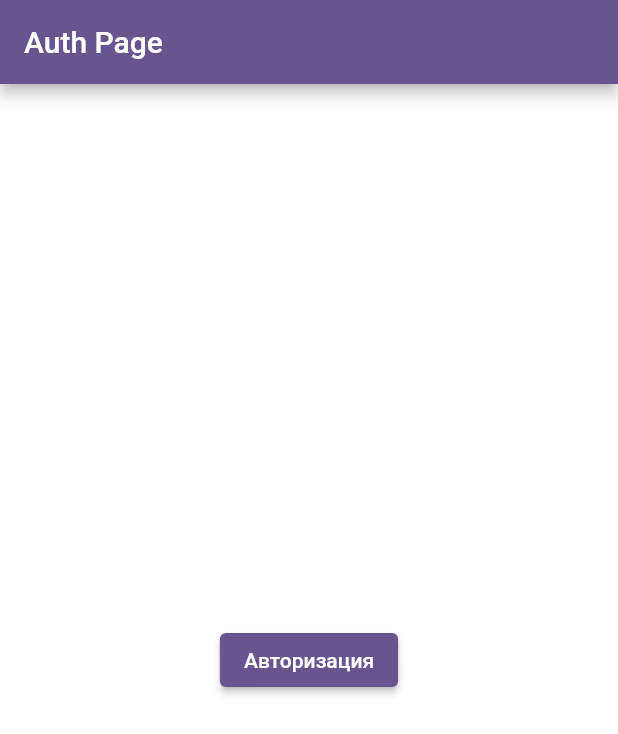
After one commit to ShokoTeam/hakaton_mobile, a Flutter app: the screen it shows after launch, on a phone screen of 412 x 824 dp. The commit adds this screen. Shown: the top 734 px of the screen. Run offline on Flutter 3.47's test engine with Material 3 defaults, Android fonts, the phone set to English and light mode, and no system bars; our stand-ins replace dio, flutter_bloc, freezed_annotation; missing offline and left inert: ansicolor; accounts and stored records are empty.

Commit message:
third commit

```diff
--- a/lib/core/constants/colors.dart
+++ b/lib/core/constants/colors.dart
@@ -1,9 +1,6 @@
 import 'package:flutter/material.dart';
 
-const colors = AppColors();
-
-class AppColors {
-  const AppColors();
-
-  final Color red = Colors.red;
+abstract class UIColors {
+  static const main = Color.fromRGBO(243, 243, 243, 1);
+  static const background = Color.fromRGBO(255, 255, 255, 1);
 }
--- a/lib/core/constants/constants.dart
+++ b/lib/core/constants/constants.dart
@@ -1 +1,4 @@
 export 'colors.dart';
+export 'paddings.dart';
+export 'routes.dart';
+export 'styles.dart';
--- /dev/null
+++ b/lib/core/constants/paddings.dart
@@ -0,0 +1,3 @@
+abstract class Paddings {
+  static const double based = 24;
+}
--- a/lib/data/models/project.dart
+++ b/lib/data/models/project.dart
@@ -1,6 +1,7 @@
 // ignore_for_file: invalid_annotation_target
 
 import 'package:freezed_annotation/freezed_annotation.dart';
+import 'package:hakaton_teamspace/data/models/team.dart';
 
 part 'project.freezed.dart';
 part 'project.g.dart';
@@ -10,7 +11,7 @@ class Project with _$Project {
   const factory Project({
     required String uid,
     required String name,
-    @JsonKey(name: 'team_uid') required String teamUid,
+    required Team team,
     @JsonKey(name: 'consumer_uid') required String? consumerUid,
     @JsonKey(name: 'inspector_uid') required String? inspectorUid,
     @JsonKey(name: 'created_at') required String createdAt,
--- a/lib/data/models/team.dart
+++ b/lib/data/models/team.dart
@@ -1,3 +1,5 @@
+// ignore_for_file: invalid_annotation_target
+
 import 'package:freezed_annotation/freezed_annotation.dart';
 
 part 'team.freezed.dart';
@@ -8,6 +10,7 @@ class Team with _$Team {
   const factory Team({
     required String uid,
     required String name,
+    @JsonKey(name: 'created_at') required DateTime createdAt,
   }) = _Team;
 
   factory Team.fromJson(Map<String, dynamic> json) => _$TeamFromJson(json);
--- a/lib/modules/auth/auth_page.dart
+++ b/lib/modules/auth/auth_page.dart
@@ -2,6 +2,7 @@ import 'package:flutter/material.dart';
 import 'package:flutter_bloc/flutter_bloc.dart';
 import 'package:hakaton_teamspace/data/providers/user/user_cubit.dart';
 import 'package:hakaton_teamspace/modules/projects/projects_page.dart';
+import 'package:hakaton_teamspace/widgets/scaffold.dart';
 
 class AuthPage extends StatelessWidget {
   const AuthPage({super.key});
@@ -16,7 +17,7 @@ class AuthPage extends StatelessWidget {
           ));
         }
       },
-      child: Scaffold(
+      child: UIScaffold(
         appBar: AppBar(title: const Text('Auth Page')),
         body: const Center(
           child: _AuthButton(),
--- a/lib/modules/board/board_page.dart
+++ b/lib/modules/board/board_page.dart
@@ -1,8 +1,10 @@
 import 'package:flutter/material.dart';
 import 'package:flutter_bloc/flutter_bloc.dart';
+import 'package:hakaton_teamspace/core/constants/paddings.dart';
 import 'package:hakaton_teamspace/data/providers/board/board_cubit.dart';
 import 'package:hakaton_teamspace/data/models/project.dart';
 import 'package:hakaton_teamspace/modules/board/task_card.dart';
+import 'package:hakaton_teamspace/widgets/scaffold.dart';
 
 class BoardPage extends StatefulWidget {
   const BoardPage(this.project, {super.key});
@@ -22,7 +24,7 @@ class _BoardPageState extends State<BoardPage> {
 
   @override
   Widget build(BuildContext context) {
-    return Scaffold(
+    return UIScaffold(
       appBar: AppBar(title: const Text('Board Page')),
       body: BlocBuilder<BoardProvider, BoardState>(
         builder: (context, state) {
@@ -32,7 +34,7 @@ class _BoardPageState extends State<BoardPage> {
               padding: const EdgeInsets.all(20),
               itemCount: tasks.length,
               itemBuilder: (_, idx) => TaskCard(tasks[idx]),
-              separatorBuilder: (_, __) => const SizedBox(height: 10),
+              separatorBuilder: (_, __) => const SizedBox(height: Paddings.based),
             );
           }
           if (state is BoardLoading) {
--- /dev/null
+++ b/lib/widgets/scaffold.dart
@@ -0,0 +1,18 @@
+import 'package:flutter/material.dart';
+import 'package:hakaton_teamspace/core/constants/colors.dart';
+
+class UIScaffold extends StatelessWidget {
+  const UIScaffold({super.key, this.body, this.appBar});
+
+  final Widget? body;
+  final PreferredSizeWidget? appBar;
+
+  @override
+  Widget build(BuildContext context) {
+    return Scaffold(
+      backgroundColor: UIColors.background,
+      appBar: appBar,
+      body: body,
+    );
+  }
+}
```
Also changed, not shown: lib/core/constants/styles.dart (added, +15 -0 lines), lib/modules/board/task_card.dart (+3 -5 lines), lib/modules/projects/card.dart (+14 -7 lines), lib/modules/projects/projects_page.dart (+5 -3 lines), lib/widgets/container.dart (added, +24 -0 lines), lib/data/models/project.freezed.dart, lib/data/models/project.g.dart, lib/data/models/team.freezed.dart, lib/data/models/team.g.dart.
